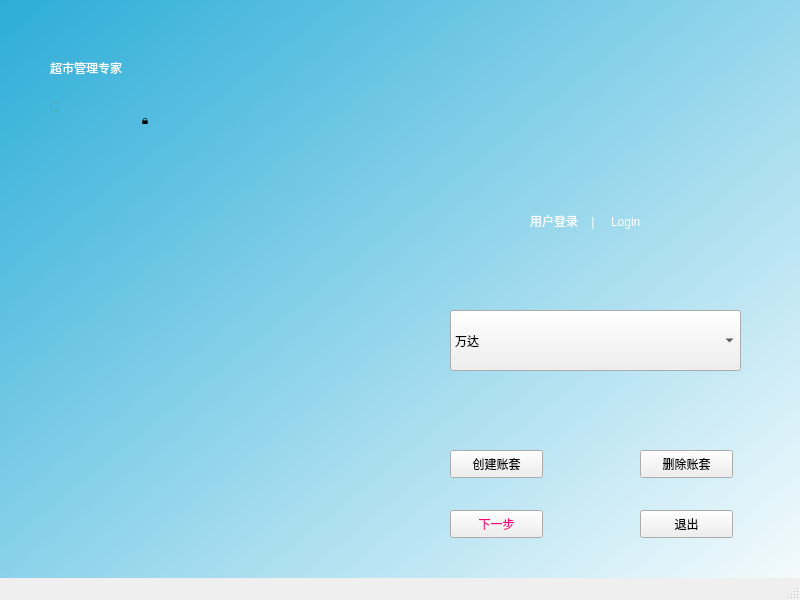
Old version of the form mainwindow.ui in the repository 425zekunwang/QtHomeWork.
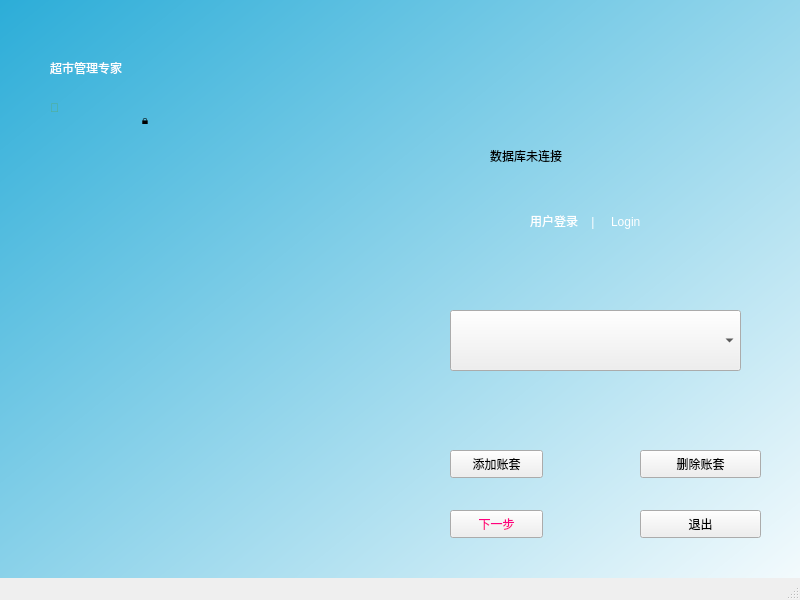
New version of the form.

The edit to the form file:
```diff
--- a/mainwindow.ui
+++ b/mainwindow.ui
@@ -32,6 +32,9 @@
     <property name="alignment">
      <set>Qt::AlignCenter</set>
     </property>
+    <property name="indent">
+     <number>1</number>
+    </property>
    </widget>
    <widget class="QLabel" name="label_4">
     <property name="geometry">
@@ -113,7 +116,13 @@
      </rect>
     </property>
     <property name="text">
-     <string>创建账套</string>
+     <string>添加账套</string>
+    </property>
+    <property name="iconSize">
+     <size>
+      <width>32</width>
+      <height>32</height>
+     </size>
     </property>
    </widget>
    <widget class="QPushButton" name="pushButton_2">
@@ -121,13 +130,19 @@
      <rect>
       <x>640</x>
       <y>450</y>
-      <width>93</width>
+      <width>121</width>
       <height>28</height>
      </rect>
     </property>
     <property name="text">
      <string>删除账套</string>
     </property>
+    <property name="iconSize">
+     <size>
+      <width>32</width>
+      <height>32</height>
+     </size>
+    </property>
    </widget>
    <widget class="QPushButton" name="pushButton_3">
     <property name="geometry">
@@ -150,7 +165,7 @@
      <rect>
       <x>640</x>
       <y>510</y>
-      <width>93</width>
+      <width>121</width>
       <height>28</height>
      </rect>
     </property>
@@ -170,21 +185,22 @@
     <property name="styleSheet">
      <string notr="true">font: 20pt &quot;Agency FB&quot;;</string>
     </property>
-    <item>
-     <property name="text">
-      <string>万达</string>
-     </property>
-    </item>
-    <item>
-     <property name="text">
-      <string>沃尔玛</string>
-     </property>
-    </item>
-    <item>
-     <property name="text">
-      <string>世纪华联</string>
-     </property>
-    </item>
+   </widget>
+   <widget class="QLabel" name="label_6">
+    <property name="geometry">
+     <rect>
+      <x>490</x>
+      <y>120</y>
+      <width>241</width>
+      <height>71</height>
+     </rect>
+    </property>
+    <property name="styleSheet">
+     <string notr="true">font: 22pt &quot;Agency FB&quot;;</string>
+    </property>
+    <property name="text">
+     <string>数据库未连接</string>
+    </property>
    </widget>
   </widget>
   <widget class="QMenuBar" name="menubar">
```
